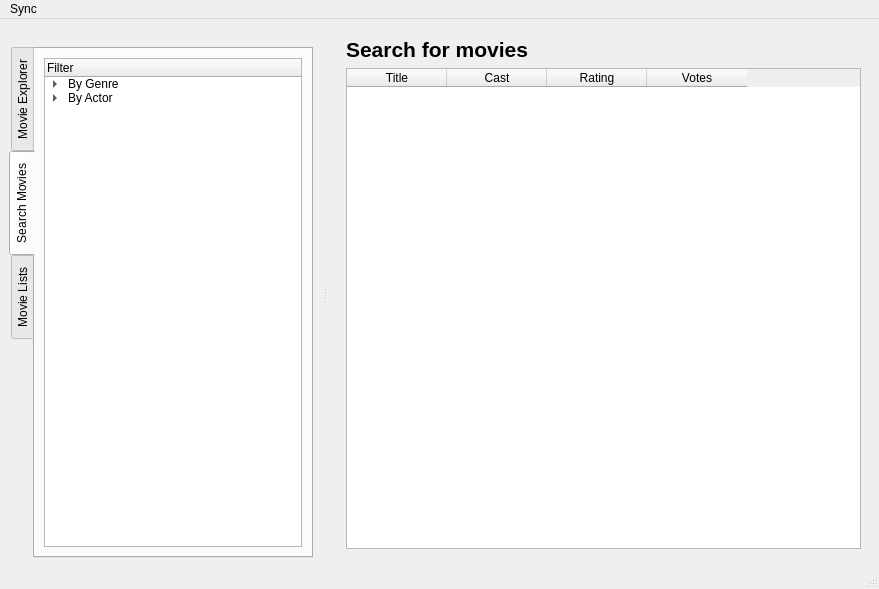
Old version of the form gui/qtgui.ui in the repository bordstein/hamster.
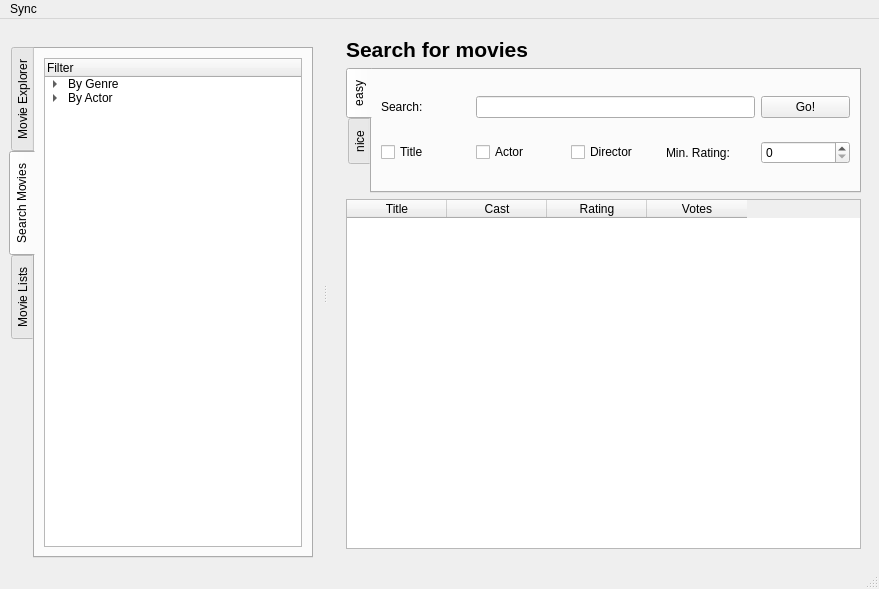
New version of the form. The open tabs and pages were chosen to show the change. Icons and pictures are not drawn.

Commit message: preliminary search ui

What changed in the file:
```diff
--- a/gui/qtgui.ui
+++ b/gui/qtgui.ui
@@ -371,6 +371,126 @@
           </property>
          </widget>
         </item>
+        <item>
+         <widget class="QTabWidget" name="tabWidget_3">
+          <property name="sizePolicy">
+           <sizepolicy hsizetype="Minimum" vsizetype="Minimum">
+            <horstretch>0</horstretch>
+            <verstretch>0</verstretch>
+           </sizepolicy>
+          </property>
+          <property name="tabPosition">
+           <enum>QTabWidget::West</enum>
+          </property>
+          <property name="tabShape">
+           <enum>QTabWidget::Rounded</enum>
+          </property>
+          <property name="currentIndex">
+           <number>1</number>
+          </property>
+          <property name="tabsClosable">
+           <bool>false</bool>
+          </property>
+          <widget class="QWidget" name="tab_9">
+           <attribute name="title">
+            <string>easy</string>
+           </attribute>
+           <layout class="QGridLayout" name="gridLayout_2">
+            <item row="0" column="0">
+             <widget class="QLabel" name="label_8">
+              <property name="text">
+               <string>Search:</string>
+              </property>
+             </widget>
+            </item>
+            <item row="0" column="1" colspan="3">
+             <widget class="QLineEdit" name="lineEdit"/>
+            </item>
+            <item row="0" column="4">
+             <widget class="QPushButton" name="pushButton_8">
+              <property name="text">
+               <string>Go!</string>
+              </property>
+             </widget>
+            </item>
+            <item row="1" column="0">
+             <widget class="QCheckBox" name="checkBox_2">
+              <property name="text">
+               <string>Title</string>
+              </property>
+             </widget>
+            </item>
+            <item row="1" column="1">
+             <widget class="QCheckBox" name="checkBox_3">
+              <property name="text">
+               <string>Actor</string>
+              </property>
+             </widget>
+            </item>
+            <item row="1" column="2">
+             <widget class="QCheckBox" name="checkBox_4">
+              <property name="text">
+               <string>Director</string>
+              </property>
+             </widget>
+            </item>
+            <item row="1" column="3">
+             <widget class="QLabel" name="label_9">
+              <property name="text">
+               <string>Min. Rating:</string>
+              </property>
+             </widget>
+            </item>
+            <item row="1" column="4">
+             <widget class="QSpinBox" name="spinBox"/>
+            </item>
+           </layout>
+          </widget>
+          <widget class="QWidget" name="tab_10">
+           <attribute name="title">
+            <string>nice</string>
+           </attribute>
+           <layout class="QGridLayout" name="gridLayout_3">
+            <item row="0" column="0">
+             <widget class="QLabel" name="label_10">
+              <property name="text">
+               <string>Search:</string>
+              </property>
+             </widget>
+            </item>
+            <item row="0" column="1">
+             <widget class="QLineEdit" name="lineEdit_3"/>
+            </item>
+            <item row="0" column="2">
+             <widget class="QPushButton" name="pushButton_9">
+              <property name="text">
+               <string>Go!</string>
+              </property>
+             </widget>
+            </item>
+            <item row="1" column="0" colspan="3">
+             <widget class="QLabel" name="label_11">
+              <property name="sizePolicy">
+               <sizepolicy hsizetype="Minimum" vsizetype="Minimum">
+                <horstretch>0</horstretch>
+                <verstretch>0</verstretch>
+               </sizepolicy>
+              </property>
+              <property name="text">
+               <string>Use tags &quot;cast&quot;, &quot;title&quot;, &quot;plot&quot;, &quot;rating&quot;, and &quot;director&quot; to search for fields</string>
+              </property>
+              <property name="textFormat">
+               <enum>Qt::RichText</enum>
+              </property>
+              <property name="textInteractionFlags">
+               <set>Qt::LinksAccessibleByMouse|Qt::TextSelectableByKeyboard|Qt::TextSelectableByMouse</set>
+              </property>
+             </widget>
+            </item>
+           </layout>
+          </widget>
+         </widget>
+        </item>
         <item>
          <widget class="QTableWidget" name="tableWidget">
           <column>
```
Left out of the diff: 8 changed lines with no effect on the pictures.
